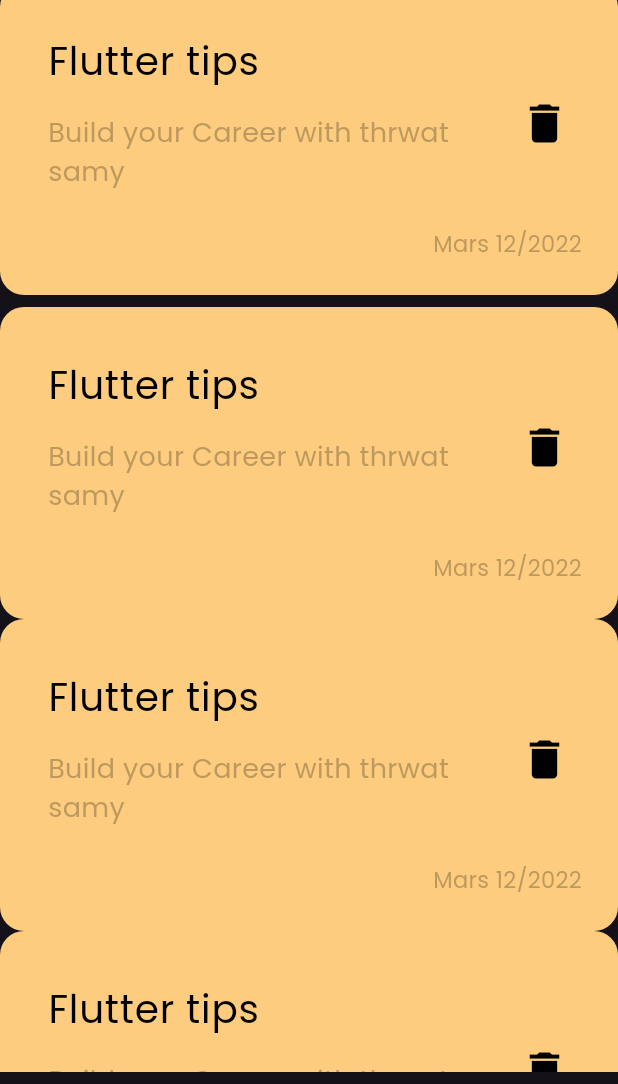
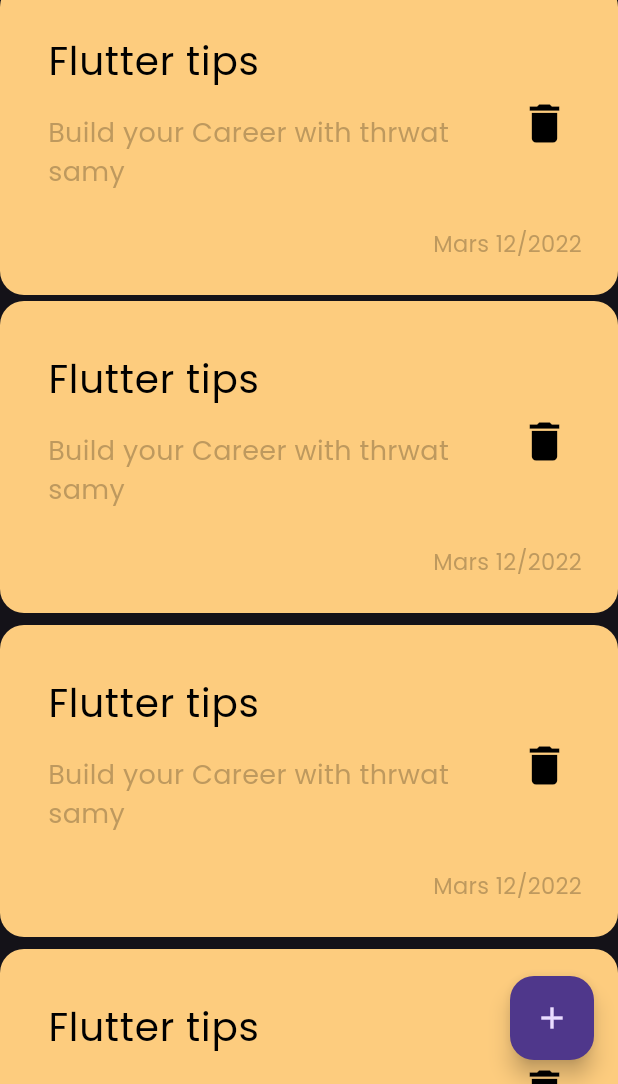
Before and after one commit to YakeenSap9h/notes_app, a Flutter app: the screen it shows after launch, on a phone screen of 412 x 824 dp, the part 152-1236 px from its top. Run offline on Flutter 3.47's test engine with Material 3 defaults, Android fonts, the phone set to English and light mode, and no system bars.

Commit message:
add floating action button

```diff
--- a/lib/views/notes_view.dart
+++ b/lib/views/notes_view.dart
@@ -6,6 +6,14 @@ class NotesView extends StatelessWidget {
 
   @override
   Widget build(BuildContext context) {
-    return Scaffold(body: const NotesViewBody());
+    return Scaffold(
+        floatingActionButton:  FloatingActionButton(onPressed:
+    ()
+    {
+
+    },
+    child:const Icon(Icons.add),),
+      body: const NotesViewBody()
+  );
   }
 }
--- a/lib/views/widgets/notes_list_view.dart
+++ b/lib/views/widgets/notes_list_view.dart
@@ -1,5 +1,3 @@
-
-
 import 'package:flutter/material.dart';
 import 'package:notes_app/views/widgets/custom_note_item.dart';
 
@@ -8,13 +6,13 @@ class NotesListView extends StatelessWidget {
 
   @override
   Widget build(BuildContext context) {
-    return Padding(
-      padding: const EdgeInsets.symmetric(vertical: 8),
-      child: ListView.builder(
-        itemBuilder: (context, index) {
-          return const NoteViewItem();
-        },
-      ),
+    return ListView.builder(
+      itemBuilder: (context, index) {
+        return Padding(
+          padding: const EdgeInsets.symmetric(vertical: 4),
+          child: const NoteViewItem(),
+        );
+      },
     );
   }
 }
```
